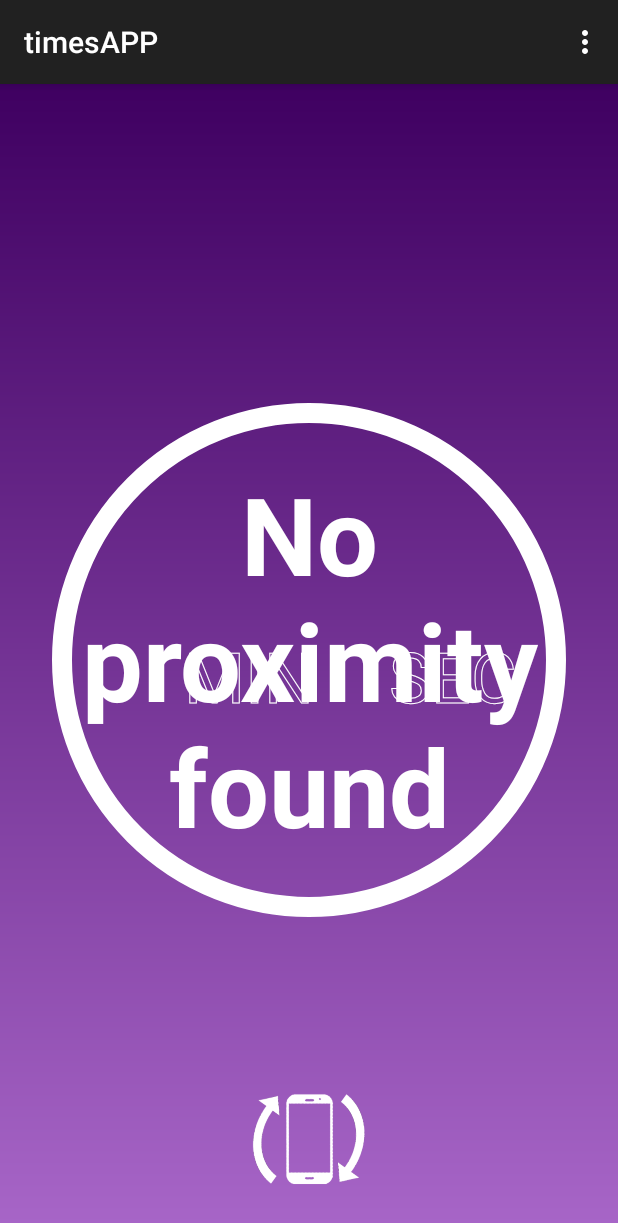
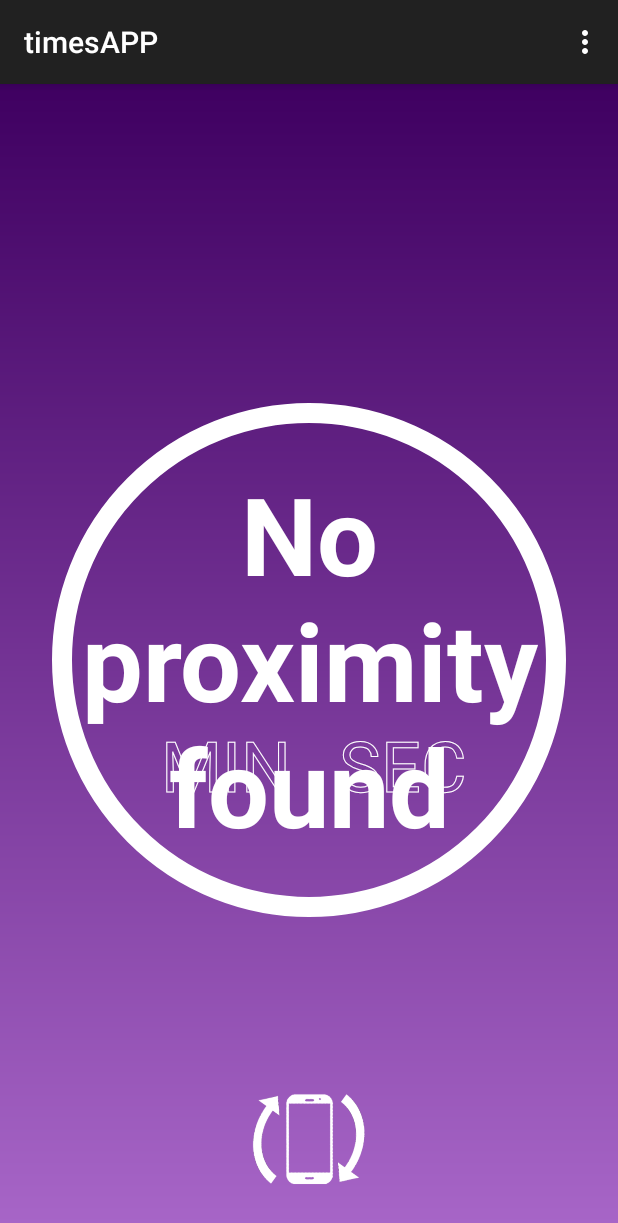
Before and after one commit to AmyNgithub/timesAPP, an Android app: the screen it shows after launch (MainActivity), on a phone screen of 412 x 824 dp. Shown: the top 1223 px of the screen. Run offline under Robolectric (Android 15) with nearby library versions, the phone set to English and light mode, and no system bars.

Commit message:
Relative Min Sec positions

```diff
--- a/app/src/main/java/com/example/iapps/timesapp/TimerView.java
+++ b/app/src/main/java/com/example/iapps/timesapp/TimerView.java
@@ -11,8 +11,10 @@ import android.widget.TextView;
 public class TimerView extends TextView {
     Paint timePaint, bgPaint, textPaint;
     long seconds;
+    float secTextX;
+    float minTextX;
+    float textY;
     RectF oval;
-
 
     public TimerView(Context context, AttributeSet attrs){
         super(context, attrs);
@@ -72,6 +74,10 @@ public class TimerView extends TextView {
         }
 
         oval = new RectF(left,top,right,bottom);
+
+        textY = yNew*0.62f;
+        minTextX = xNew*0.240f;
+        secTextX = xNew*0.552f;
     }
 
     @Override
@@ -82,8 +88,8 @@ public class TimerView extends TextView {
 
         canvas.drawArc(oval,0,360,false,bgPaint);
         canvas.drawArc(oval,270,sweepAng,false, timePaint);
-        canvas.drawText("MIN",160,595,textPaint);
-        canvas.drawText("SEC",365,595,textPaint);
+        canvas.drawText("MIN",minTextX,textY,textPaint);
+        canvas.drawText("SEC",secTextX,textY,textPaint);
     }
 
     public void setTime(long minutes,long seconds){
```
